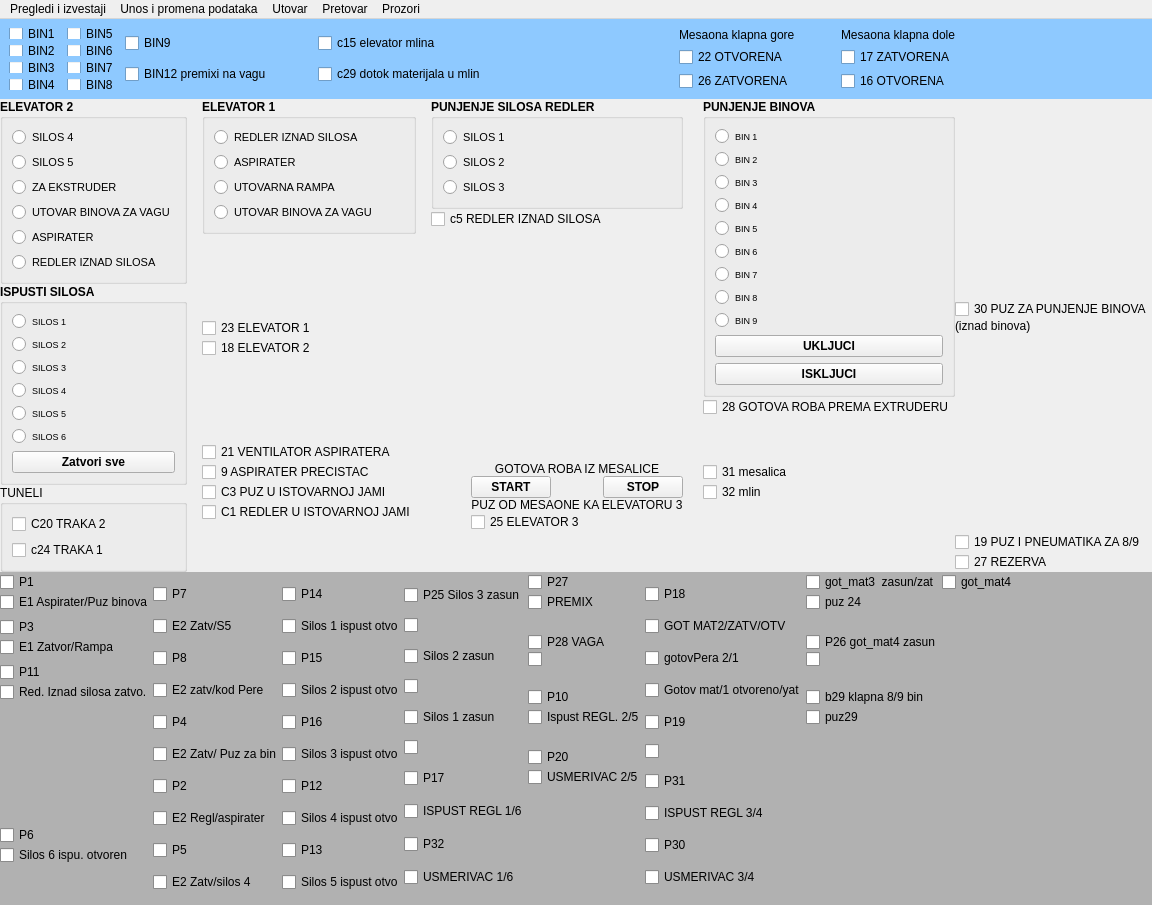
Old version of the form ui/mainwindow1.ui in the repository nikolakn/biovita.
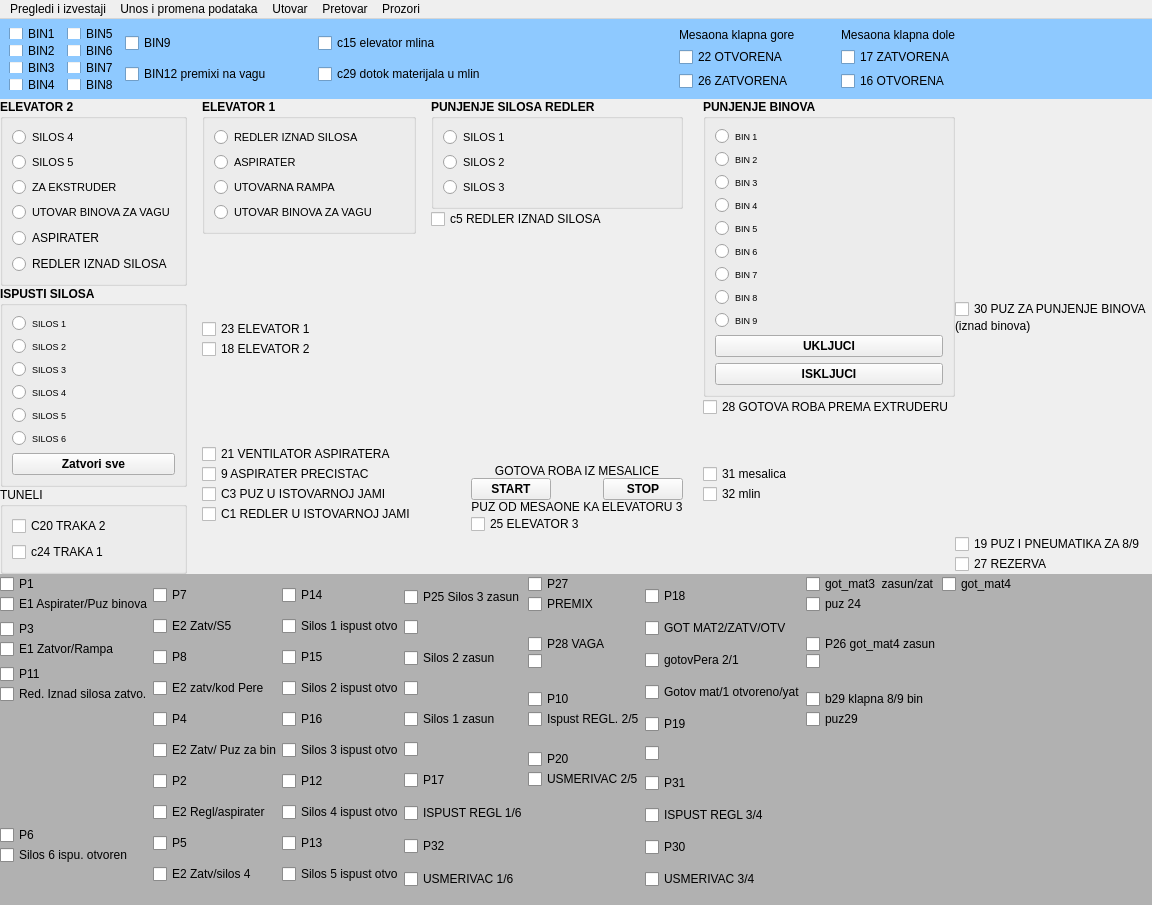
New version of the form.

Diff of the .ui file:
```diff
--- a/ui/mainwindow1.ui
+++ b/ui/mainwindow1.ui
@@ -420,7 +420,6 @@
             <widget class="QRadioButton" name="radioButton">
              <property name="font">
               <font>
-               <pointsize>8</pointsize>
                <weight>50</weight>
                <bold>false</bold>
               </font>
@@ -437,7 +436,6 @@
             <widget class="QRadioButton" name="radioButton_2">
              <property name="font">
               <font>
-               <pointsize>8</pointsize>
                <weight>50</weight>
                <bold>false</bold>
               </font>
```
Left out of the diff: 6 changed lines with no effect on the pictures.
